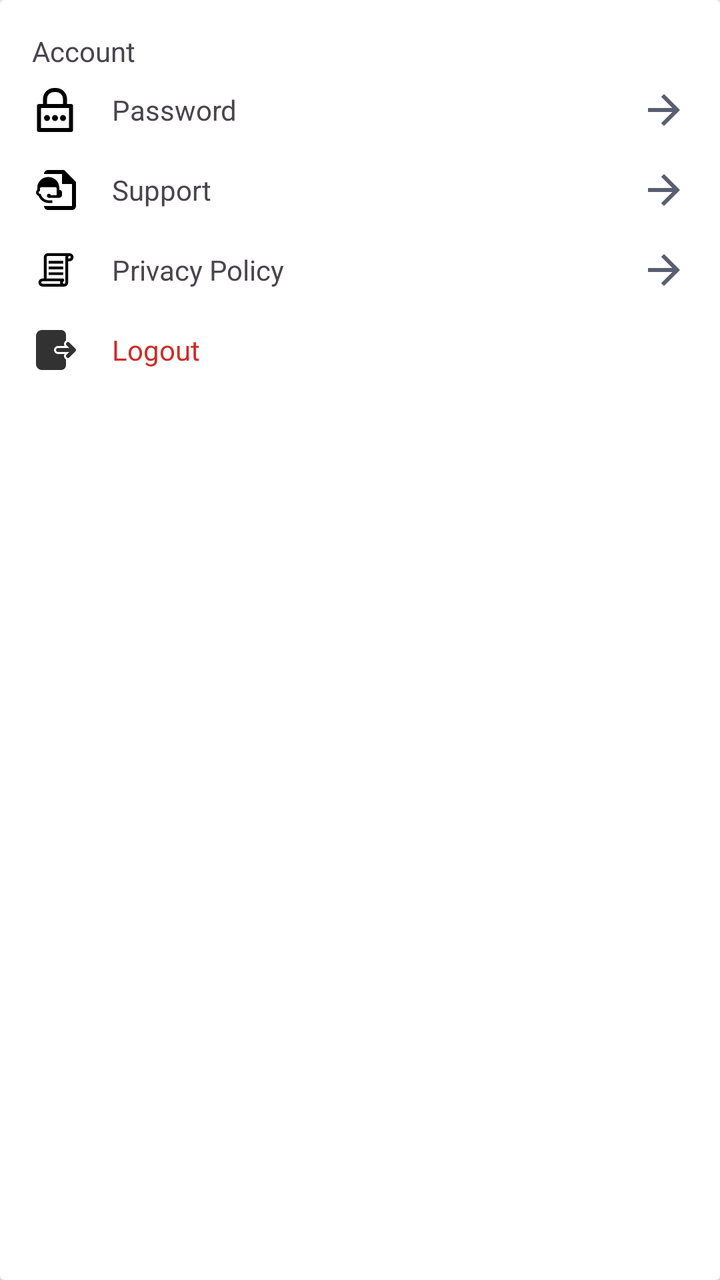
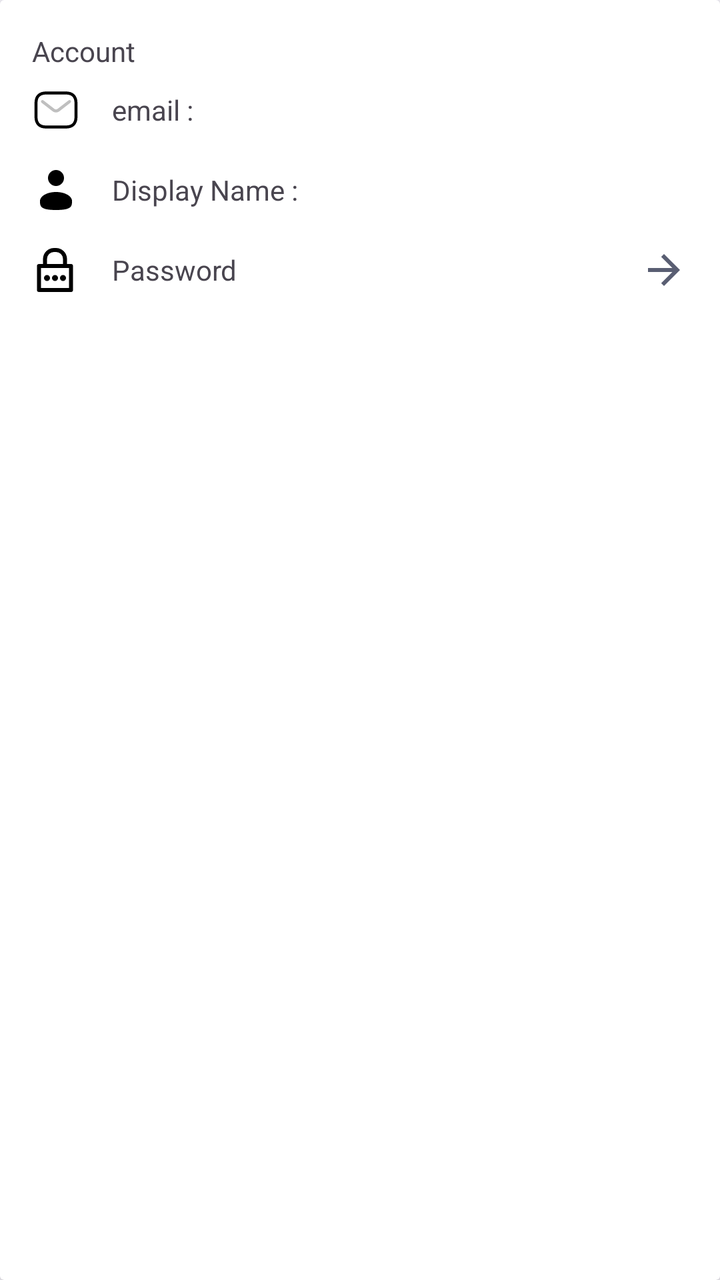

Screens rendered from an Android XML layout before and after an edit, with the pre-edit source and the edit as a unified diff.
<!-- AndroidManifest.xml: application theme Theme.Iotequipment -->
<!-- res/layout/item_account.xml -->
<?xml version="1.0" encoding="utf-8"?>
<androidx.cardview.widget.CardView xmlns:android="http://schemas.android.com/apk/res/android"
    xmlns:tools="http://schemas.android.com/tools"
    android:layout_width="match_parent"
    android:layout_height="wrap_content"
    android:elevation="4dp"
    android:radius="12dp">

    <LinearLayout
        android:layout_width="match_parent"
        android:layout_height="wrap_content"
        android:orientation="vertical"
        android:padding="16dp">
        <TextView
            android:layout_width="match_parent"
            android:layout_height="wrap_content"
            android:text="@string/settings_account"
            android:textDirection="ltr"
            android:layout_gravity="start"
            />
        
        <LinearLayout
            android:layout_width="match_parent"
            android:layout_height="wrap_content"
            android:gravity="center_vertical"
            android:paddingVertical="8dp">

            <ImageView
                android:layout_width="24dp"
                android:layout_height="24dp"
                android:src="@drawable/ic_password" />

            <TextView
                android:layout_width="0dp"
                android:layout_height="wrap_content"
                android:layout_marginStart="16dp"
                android:layout_weight="1"
                android:text="@string/auth_password"
                android:textDirection="ltr"
                android:gravity="start"
                />

            <ImageView
                android:layout_width="24dp"
                android:layout_height="24dp"
                android:src="@drawable/ic_back"
                android:scaleX="-1"
                />

        </LinearLayout>
        
        <LinearLayout
            android:layout_width="match_parent"
            android:layout_height="wrap_content"
            android:gravity="center_vertical"
            android:paddingVertical="8dp">

            <ImageView
                android:layout_width="24dp"
                android:layout_height="24dp"
                android:src="@drawable/ic_help" />

            <TextView
                android:layout_width="0dp"
                android:layout_height="wrap_content"
                android:layout_marginStart="16dp"
                android:layout_weight="1"
                android:text="@string/action_support"
                android:textDirection="ltr"
                android:gravity="start"
                />

            <ImageView
                android:layout_width="24dp"
                android:layout_height="24dp"
                android:src="@drawable/ic_back"
                android:scaleX="-1"
                />

        </LinearLayout>
        
        <LinearLayout
            android:layout_width="match_parent"
            android:layout_height="wrap_content"
            android:gravity="center_vertical"
            android:paddingVertical="8dp">

            <ImageView
                android:layout_width="24dp"
                android:layout_height="24dp"
                android:src="@drawable/ic_policy" />

            <TextView
                android:layout_width="0dp"
                android:layout_height="wrap_content"
                android:layout_marginStart="16dp"
                android:layout_weight="1"
                android:text="@string/action_privacy"
                android:textDirection="ltr"
                android:gravity="start"
                />

            <ImageView
                android:layout_width="24dp"
                android:layout_height="24dp"
                android:src="@drawable/ic_back"
                android:scaleX="-1"
                />

        </LinearLayout>
        
        <LinearLayout
            android:layout_width="match_parent"
            android:layout_height="wrap_content"
            android:gravity="center_vertical"
            android:paddingVertical="8dp">

            <ImageView
                android:layout_width="24dp"
                android:layout_height="24dp"
                android:src="@drawable/ic_logout" />

            <TextView
                android:layout_width="0dp"
                android:layout_height="wrap_content"
                android:layout_marginStart="16dp"
                android:textColor="@color/md_theme_errorContainer_mediumContrast"
                android:layout_weight="1"
                android:text="@string/auth_logout"
                android:textDirection="ltr"
                android:gravity="start"
                />


        </LinearLayout>
    </LinearLayout>
</androidx.cardview.widget.CardView>
<!-- resources referenced by this layout -->
<resources>
  <color name="md_theme_errorContainer_mediumContrast">#CF2C27</color>
  <!-- drawable ic_back (drawable) -->
  <vector xmlns:android="http://schemas.android.com/apk/res/android"
      android:autoMirrored="true" android:height="24dp"
      android:tint="@color/md_theme_secondary" android:viewportHeight="24"
      android:viewportWidth="24"
      android:width="24dp">
        
      <path android:fillColor="@color/black"
          android:pathData="M20,11H7.83l5.59,-5.59L12,4l-8,8 8,8 1.41,-1.41L7.83,13H20v-2z"/>
      
  </vector>
  <!-- drawable ic_help: vector/xml drawable (drawable, 2087 chars, omitted) -->
  <!-- drawable ic_logout (drawable) -->
  <vector xmlns:android="http://schemas.android.com/apk/res/android"
      android:width="800dp"
      android:height="800dp"
      android:viewportWidth="24"
      android:viewportHeight="24">
    <path
        android:pathData="M17.293,14.293C16.902,14.683 16.902,15.317 17.293,15.707C17.683,16.098 18.317,16.098 18.707,15.707L21.62,12.794C21.635,12.779 21.65,12.764 21.664,12.748C21.87,12.565 22,12.298 22,12C22,11.702 21.87,11.435 21.664,11.252C21.65,11.236 21.635,11.221 21.62,11.206L18.707,8.293C18.317,7.902 17.683,7.902 17.293,8.293C16.902,8.683 16.902,9.317 17.293,9.707L18.586,11H13C12.448,11 12,11.448 12,12C12,12.552 12.448,13 13,13H18.586L17.293,14.293Z"
        android:fillColor="#323232"/>
    <path
        android:pathData="M5,2C3.343,2 2,3.343 2,5V19C2,20.657 3.343,22 5,22H14.5C15.881,22 17,20.881 17,19.5V16.733C16.852,16.647 16.712,16.541 16.586,16.414C15.931,15.76 15.825,14.765 16.267,14H13C11.895,14 11,13.105 11,12C11,10.895 11.895,10 13,10H16.267C15.825,9.235 15.931,8.24 16.586,7.586C16.712,7.459 16.852,7.353 17,7.267V4.5C17,3.119 15.881,2 14.5,2H5Z"
        android:fillColor="#323232"/>
  </vector>
  <!-- drawable ic_policy (drawable) -->
  <vector xmlns:android="http://schemas.android.com/apk/res/android"
      android:width="64dp"
      android:height="64dp"
      android:viewportWidth="19"
      android:viewportHeight="19">
    <path
        android:pathData="M16.443,4.445a1.615,1.615 0,0 1,-1.613 1.614h-0.506v8.396a1.615,1.615 0,0 1,-1.613 1.613L4.17,16.068a1.613,1.613 0,1 1,0 -3.227h0.505L4.675,4.445A1.615,1.615 0,0 1,6.289 2.83h8.54a1.615,1.615 0,0 1,1.614 1.614zM4.17,14.96h7.007a1.612,1.612 0,0 1,0 -1.01L4.172,13.95a0.505,0.505 0,0 0,0 1.01zM13.215,4.445a1.62,1.62 0,0 1,0.08 -0.505L6.29,3.94a0.5,0.5 0,0 0,-0.31 0.107l-0.002,0.001a0.5,0.5 0,0 0,-0.193 0.397v8.396h6.337a0.61,0.61 0,0 1,0.6 0.467,0.632 0.632,0 0,1 -0.251,0.702 0.505,0.505 0,1 0,0.746 0.445zM12.355,5.883h-5.76L6.595,6.99h5.76zM12.355,8.143h-5.76L6.595,9.25h5.76zM12.355,10.403h-5.76v1.108h5.76zM15.334,4.445a0.506,0.506 0,0 0,-0.505 -0.505,0.496 0.496,0 0,0 -0.31,0.107h-0.002a0.501,0.501 0,0 0,-0.194 0.398v0.505h0.506a0.506,0.506 0,0 0,0.505 -0.505z"
        android:fillColor="#000000"/>
  </vector>
  <string name="action_privacy">Privacy Policy</string>
  <string name="action_support">Support</string>
  <string name="auth_logout">Logout</string>
  <string name="auth_password">Password</string>
  <string name="settings_account">Account</string>
  <style name="Theme.Iotequipment" parent="Base.Theme.Iotequipment" />
  <color name="md_theme_secondary">#595E72</color>
  <color name="black">#FF000000</color>
  <style name="Base.Theme.Iotequipment" parent="Theme.Material3.DayNight.NoActionBar">
          <item name="fontFamily">@font/iran_yekan_regular</item>
          
          
          <item name="colorPrimary">@color/md_theme_primary</item>
          <item name="android:colorBackground">@color/md_theme_background</item>
  
      </style>
  <color name="md_theme_primary">#0055EF</color>
  <color name="md_theme_background">#FAF8FF</color>
  <!-- unchanged entries left out for length: 1 -->
</resources>

<!-- the commit's change to res/layout/item_account.xml (unified diff, before → after) -->
@@ -15,10 +15,56 @@
             android:layout_width="match_parent"
             android:layout_height="wrap_content"
             android:text="@string/settings_account"
-            android:textDirection="ltr"
             android:layout_gravity="start"
             />
         
+        <LinearLayout
+            android:layout_width="match_parent"
+            android:layout_height="wrap_content"
+            android:gravity="center_vertical"
+            android:paddingVertical="8dp">
+
+            <ImageView
+                android:layout_width="24dp"
+                android:layout_height="24dp"
+                android:src="@drawable/ic_email" />
+
+            <TextView
+                android:layout_width="0dp"
+                android:layout_height="wrap_content"
+                android:layout_marginStart="16dp"
+                android:layout_weight="1"
+                android:text="@string/setting_email"
+                android:textDirection="locale"
+                android:gravity="start"
+                />
+
+        </LinearLayout>
+        
+        <LinearLayout
+            android:layout_width="match_parent"
+            android:layout_height="wrap_content"
+            android:gravity="center_vertical"
+            android:paddingVertical="8dp">
+
+            <ImageView
+                android:layout_width="24dp"
+                android:layout_height="24dp"
+                android:src="@drawable/ic_user" />
+
+            <TextView
+                android:layout_width="0dp"
+                android:layout_height="wrap_content"
+                android:layout_marginStart="16dp"
+                android:layout_weight="1"
+                android:text="@string/setting_display_name"
+                android:textDirection="locale"
+                android:gravity="start"
+                />
+
+        </LinearLayout>
+
+
         <LinearLayout
             android:layout_width="match_parent"
             android:layout_height="wrap_content"
@@ -36,7 +82,7 @@
                 android:layout_marginStart="16dp"
                 android:layout_weight="1"
                 android:text="@string/auth_password"
-                android:textDirection="ltr"
+                android:textDirection="locale"
                 android:gravity="start"
                 />
 
@@ -46,92 +92,9 @@
                 android:src="@drawable/ic_back"
                 android:scaleX="-1"
                 />
-
         </LinearLayout>
-        
-        <LinearLayout
-            android:layout_width="match_parent"
-            android:layout_height="wrap_content"
-            android:gravity="center_vertical"
-            android:paddingVertical="8dp">
-
-            <ImageView
-                android:layout_width="24dp"
-                android:layout_height="24dp"
-                android:src="@drawable/ic_help" />
-
-            <TextView
-                android:layout_width="0dp"
-                android:layout_height="wrap_content"
-                android:layout_marginStart="16dp"
-                android:layout_weight="1"
-                android:text="@string/action_support"
-                android:textDirection="ltr"
-                android:gravity="start"
-                />
-
-            <ImageView
-                android:layout_width="24dp"
-                android:layout_height="24dp"
-                android:src="@drawable/ic_back"
-                android:scaleX="-1"
-                />
-
-        </LinearLayout>
-        
-        <LinearLayout
-            android:layout_width="match_parent"
-            android:layout_height="wrap_content"
-            android:gravity="center_vertical"
-            android:paddingVertical="8dp">
-
-            <ImageView
-                android:layout_width="24dp"
-                android:layout_height="24dp"
-                android:src="@drawable/ic_policy" />
-
-            <TextView
-                android:layout_width="0dp"
-                android:layout_height="wrap_content"
-                android:layout_marginStart="16dp"
-                android:layout_weight="1"
-                android:text="@string/action_privacy"
-                android:textDirection="ltr"
-                android:gravity="start"
-                />
-
-            <ImageView
-                android:layout_width="24dp"
-                android:layout_height="24dp"
-                android:src="@drawable/ic_back"
-                android:scaleX="-1"
-                />
-
-        </LinearLayout>
-        
-        <LinearLayout
-            android:layout_width="match_parent"
-            android:layout_height="wrap_content"
-            android:gravity="center_vertical"
-            android:paddingVertical="8dp">
-
-            <ImageView
-                android:layout_width="24dp"
-                android:layout_height="24dp"
-                android:src="@drawable/ic_logout" />
-
-            <TextView
-                android:layout_width="0dp"
-                android:layout_height="wrap_content"
-                android:layout_marginStart="16dp"
-                android:textColor="@color/md_theme_errorContainer_mediumContrast"
-                android:layout_weight="1"
-                android:text="@string/auth_logout"
-                android:textDirection="ltr"
-                android:gravity="start"
-                />
 
 
-        </LinearLayout>
+
     </LinearLayout>
 </androidx.cardview.widget.CardView>
<!-- resource entries referenced after the edit -->
@@ -1,6 +1,5 @@
 <!-- resources referenced by this layout -->
 <resources>
-  <color name="md_theme_errorContainer_mediumContrast">#CF2C27</color>
   <!-- drawable ic_back (drawable) -->
   <vector xmlns:android="http://schemas.android.com/apk/res/android"
       android:autoMirrored="true" android:height="24dp"
@@ -12,34 +11,25 @@
           android:pathData="M20,11H7.83l5.59,-5.59L12,4l-8,8 8,8 1.41,-1.41L7.83,13H20v-2z"/>
       
   </vector>
-  <!-- drawable ic_help: vector/xml drawable (drawable, 2087 chars, omitted) -->
-  <!-- drawable ic_logout (drawable) -->
-  <vector xmlns:android="http://schemas.android.com/apk/res/android"
-      android:width="800dp"
-      android:height="800dp"
-      android:viewportWidth="24"
-      android:viewportHeight="24">
-    <path
-        android:pathData="M17.293,14.293C16.902,14.683 16.902,15.317 17.293,15.707C17.683,16.098 18.317,16.098 18.707,15.707L21.62,12.794C21.635,12.779 21.65,12.764 21.664,12.748C21.87,12.565 22,12.298 22,12C22,11.702 21.87,11.435 21.664,11.252C21.65,11.236 21.635,11.221 21.62,11.206L18.707,8.293C18.317,7.902 17.683,7.902 17.293,8.293C16.902,8.683 16.902,9.317 17.293,9.707L18.586,11H13C12.448,11 12,11.448 12,12C12,12.552 12.448,13 13,13H18.586L17.293,14.293Z"
-        android:fillColor="#323232"/>
-    <path
-        android:pathData="M5,2C3.343,2 2,3.343 2,5V19C2,20.657 3.343,22 5,22H14.5C15.881,22 17,20.881 17,19.5V16.733C16.852,16.647 16.712,16.541 16.586,16.414C15.931,15.76 15.825,14.765 16.267,14H13C11.895,14 11,13.105 11,12C11,10.895 11.895,10 13,10H16.267C15.825,9.235 15.931,8.24 16.586,7.586C16.712,7.459 16.852,7.353 17,7.267V4.5C17,3.119 15.881,2 14.5,2H5Z"
-        android:fillColor="#323232"/>
+  <!-- drawable ic_email (drawable) -->
+  <vector xmlns:android="http://schemas.android.com/apk/res/android" android:height="64dp" android:viewportHeight="24" android:viewportWidth="24" android:width="64dp">
+        
+      <path android:fillColor="#000000" android:fillType="evenOdd" android:pathData="M3.885,5.237C3.205,5.868 2.75,6.893 2.75,8.5V15.5C2.75,17.107 3.205,18.132 3.885,18.763C4.575,19.404 5.615,19.75 7,19.75H17C18.385,19.75 19.425,19.404 20.115,18.763C20.795,18.132 21.25,17.107 21.25,15.5V8.5C21.25,6.893 20.795,5.868 20.115,5.237C19.425,4.596 18.385,4.25 17,4.25H7C5.615,4.25 4.575,4.596 3.885,5.237ZM2.865,4.138C3.925,3.154 5.385,2.75 7,2.75H17C18.615,2.75 20.075,3.154 21.135,4.138C22.205,5.132 22.75,6.607 22.75,8.5V15.5C22.75,17.393 22.205,18.868 21.135,19.862C20.075,20.846 18.615,21.25 17,21.25H7C5.385,21.25 3.925,20.846 2.865,19.862C1.795,18.868 1.25,17.393 1.25,15.5V8.5C1.25,6.607 1.795,5.132 2.865,4.138Z"/>
+        
+      <path android:fillColor="#BFBFBF" android:fillType="evenOdd" android:pathData="M19.363,7.31C19.617,7.638 19.556,8.109 19.229,8.362L13.681,12.649C12.691,13.414 11.309,13.414 10.318,12.649L4.771,8.362C4.444,8.109 4.383,7.638 4.637,7.31C4.89,6.982 5.361,6.922 5.689,7.175L11.236,11.462C11.686,11.809 12.314,11.809 12.764,11.462L18.311,7.175C18.639,6.922 19.11,6.982 19.363,7.31Z"/>
+      
   </vector>
-  <!-- drawable ic_policy (drawable) -->
-  <vector xmlns:android="http://schemas.android.com/apk/res/android"
-      android:width="64dp"
-      android:height="64dp"
-      android:viewportWidth="19"
-      android:viewportHeight="19">
-    <path
-        android:pathData="M16.443,4.445a1.615,1.615 0,0 1,-1.613 1.614h-0.506v8.396a1.615,1.615 0,0 1,-1.613 1.613L4.17,16.068a1.613,1.613 0,1 1,0 -3.227h0.505L4.675,4.445A1.615,1.615 0,0 1,6.289 2.83h8.54a1.615,1.615 0,0 1,1.614 1.614zM4.17,14.96h7.007a1.612,1.612 0,0 1,0 -1.01L4.172,13.95a0.505,0.505 0,0 0,0 1.01zM13.215,4.445a1.62,1.62 0,0 1,0.08 -0.505L6.29,3.94a0.5,0.5 0,0 0,-0.31 0.107l-0.002,0.001a0.5,0.5 0,0 0,-0.193 0.397v8.396h6.337a0.61,0.61 0,0 1,0.6 0.467,0.632 0.632,0 0,1 -0.251,0.702 0.505,0.505 0,1 0,0.746 0.445zM12.355,5.883h-5.76L6.595,6.99h5.76zM12.355,8.143h-5.76L6.595,9.25h5.76zM12.355,10.403h-5.76v1.108h5.76zM15.334,4.445a0.506,0.506 0,0 0,-0.505 -0.505,0.496 0.496,0 0,0 -0.31,0.107h-0.002a0.501,0.501 0,0 0,-0.194 0.398v0.505h0.506a0.506,0.506 0,0 0,0.505 -0.505z"
-        android:fillColor="#000000"/>
+  <!-- drawable ic_user (drawable) -->
+  <vector xmlns:android="http://schemas.android.com/apk/res/android" android:height="64dp" android:viewportHeight="24" android:viewportWidth="24" android:width="64dp">
+        
+      <path android:fillColor="#000000" android:pathData="M12,6m-4,0a4,4 0,1 1,8 0a4,4 0,1 1,-8 0"/>
+        
+      <path android:fillColor="#000000" android:pathData="M20,17.5C20,19.985 20,22 12,22C4,22 4,19.985 4,17.5C4,15.015 7.582,13 12,13C16.418,13 20,15.015 20,17.5Z"/>
+      
   </vector>
-  <string name="action_privacy">Privacy Policy</string>
-  <string name="action_support">Support</string>
-  <string name="auth_logout">Logout</string>
   <string name="auth_password">Password</string>
+  <string name="setting_display_name">Display Name :</string>
+  <string name="setting_email">email :</string>
   <string name="settings_account">Account</string>
   <style name="Theme.Iotequipment" parent="Base.Theme.Iotequipment" />
   <color name="md_theme_secondary">#595E72</color>
